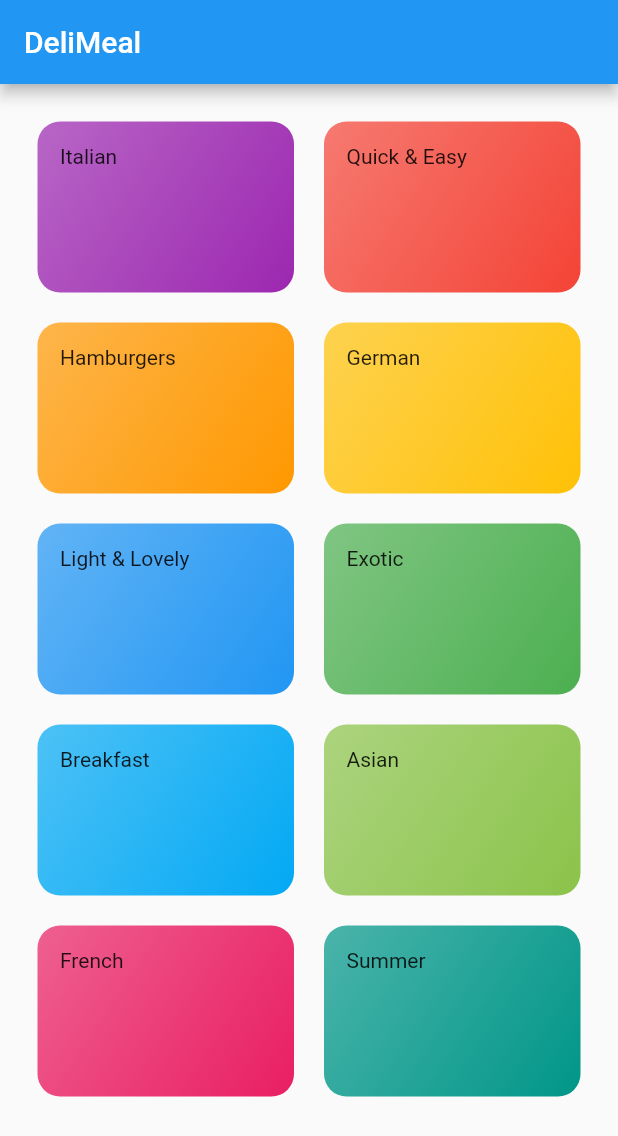
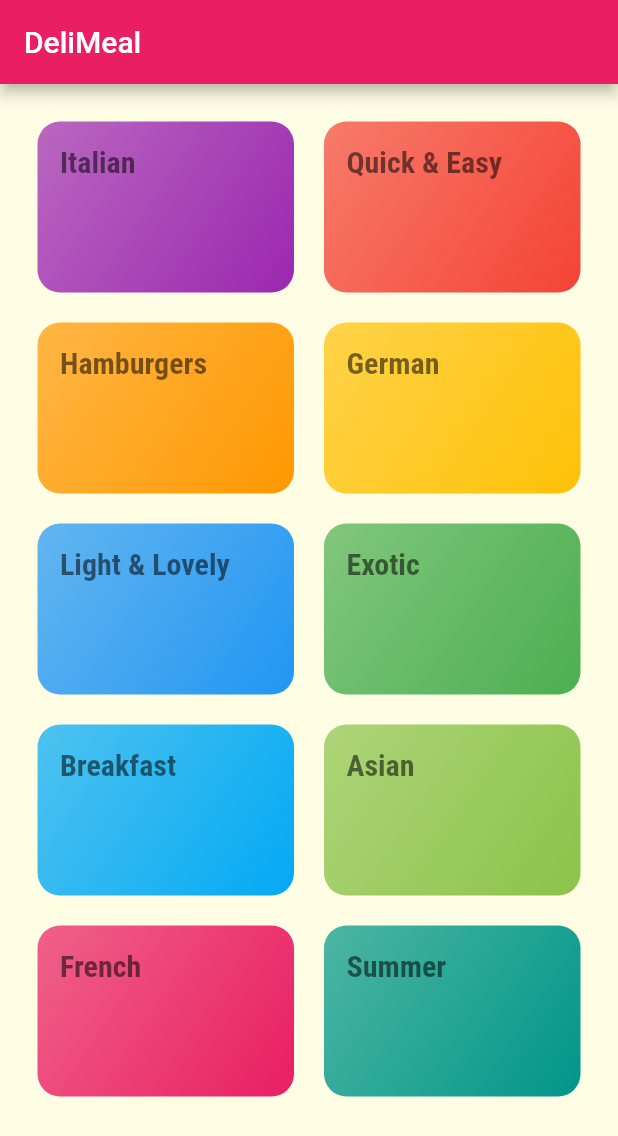
Before and after one commit to Aashita920/meal_app, a Flutter app: the screen it shows after launch, on a phone screen of 412 x 824 dp. Shown: the top 1136 px of the screen. Run offline on Flutter 3.47's test engine with Material 2 defaults, Android fonts, the phone set to English and light mode, and no system bars.

Commit message:
screens added

```diff
--- a/lib/categories_screen.dart
+++ b/lib/categories_screen.dart
@@ -14,7 +14,8 @@ class CategoriesScreen extends StatelessWidget {
       body: GridView(
         padding: const EdgeInsets.all(25),
         children: DUMMY_CATEGORIES
-            .map((catData) => CategoryItem(catData.title, catData.color))
+            .map((catData) =>
+                CategoryItem(catData.id, catData.title, catData.color))
             .toList(),
         gridDelegate: SliverGridDelegateWithMaxCrossAxisExtent(
           maxCrossAxisExtent: 200,
--- a/lib/category_item.dart
+++ b/lib/category_item.dart
@@ -1,20 +1,42 @@
 import 'package:flutter/material.dart';
+import 'package:meal_app/category_meals.dart';
 
 class CategoryItem extends StatelessWidget {
+  final String id;
   final String title;
   final Color color;
-  CategoryItem(this.title, this.color);
+
+  CategoryItem(this.id, this.title, this.color);
+
+  void selectCategory(BuildContext ctx) {
+    Navigator.of(ctx).push(MaterialPageRoute(builder: (_) {
+      return CategoryMealsScreen(id, title);
+    }));
+  }
+
   @override
   Widget build(BuildContext context) {
-    return Container(
-      padding: EdgeInsets.all(15),
-      child: Text(title),
-      decoration: BoxDecoration(
-        gradient: LinearGradient(colors: [
-          color.withOpacity(0.7),
-          color,
-        ], begin: Alignment.topLeft, end: Alignment.bottomRight),
-        borderRadius: BorderRadius.circular(15),
+    return InkWell(
+      onTap: () => selectCategory(context),
+      splashColor: Theme.of(context).primaryColor,
+      borderRadius: BorderRadius.circular(15),
+      child: Container(
+        padding: const EdgeInsets.all(15),
+        child: Text(
+          title,
+          style: Theme.of(context).textTheme.headline1,
+        ),
+        decoration: BoxDecoration(
+          gradient: LinearGradient(
+            colors: [
+              color.withOpacity(0.7),
+              color,
+            ],
+            begin: Alignment.topLeft,
+            end: Alignment.bottomRight,
+          ),
+          borderRadius: BorderRadius.circular(15),
+        ),
       ),
     );
   }
--- /dev/null
+++ b/lib/category_meals.dart
@@ -0,0 +1,17 @@
+import 'package:flutter/material.dart';
+
+class CategoryMealsScreen extends StatelessWidget {
+  final String categoryId;
+  final String categoryTitle;
+
+  CategoryMealsScreen(this.categoryId, this.categoryTitle);
+  @override
+  Widget build(BuildContext context) {
+    return Scaffold(
+      appBar: AppBar(title: Text(categoryTitle)),
+      body: Center(
+        child: Text('The Recipes For The Category'),
+      ),
+    );
+  }
+}
--- a/lib/main.dart
+++ b/lib/main.dart
@@ -1,20 +1,34 @@
 import 'package:flutter/material.dart';
-import 'package:meal_app/categories_screen.dart';
 
-void main() => runApp(const MyApp());
+import './categories_screen.dart';
+
+void main() => runApp(MyApp());
 
 class MyApp extends StatelessWidget {
-  const MyApp({Key? key}) : super(key: key);
-
   @override
   Widget build(BuildContext context) {
     return MaterialApp(
       debugShowCheckedModeBanner: false,
       title: 'DeliMeals',
       theme: ThemeData(
-        primarySwatch: Colors.blue,
+        primarySwatch: Colors.pink,
+        accentColor: Colors.amber,
+        canvasColor: Color.fromRGBO(255, 254, 229, 1),
+        fontFamily: 'Raleway',
+        textTheme: ThemeData.light().textTheme.copyWith(
+            bodyText1: TextStyle(
+              color: Color.fromRGBO(20, 51, 51, 1),
+            ),
+            bodyText2: TextStyle(
+              color: Color.fromRGBO(20, 51, 51, 1),
+            ),
+            headline1: TextStyle(
+              fontSize: 20,
+              fontFamily: 'RobotoCondensed',
+              fontWeight: FontWeight.bold,
+            )),
       ),
-      home: const CategoriesScreen(),
+      home: CategoriesScreen(),
     );
   }
 }
```
Also changed, not shown: pubspec.yaml (+17 -6 lines), assets/fonts/Raleway-Black.ttf (added), assets/fonts/Raleway-Bold.ttf (added), assets/fonts/Raleway-Regular.ttf (added), assets/fonts/RobotoCondensed-Bold.ttf (added), assets/fonts/RobotoCondensed-Italic.ttf (added), assets/fonts/RobotoCondensed-Light.ttf (added), assets/fonts/RobotoCondensed-Regular.ttf (added), 1 other file.
